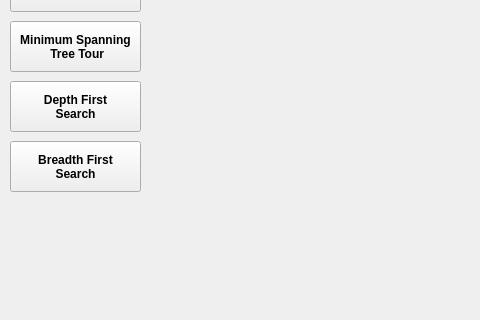
Old version of the form mainwindow.ui in the repository NonBlu/Project-2-CS1D-Team-B; both pictures show x 0 to 480 and y 119 to 439 of the 800 by 439 pixel window.
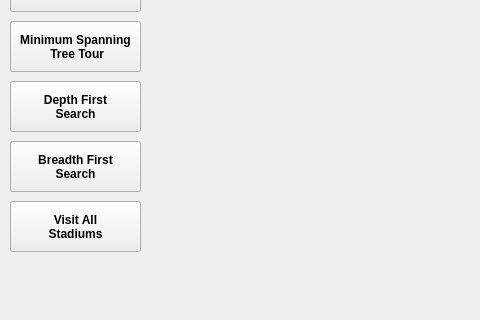
New version of the form.

Commit message: All stadium travel + dropdown changes + dynam table changes

What changed in the file:
```diff
--- a/mainwindow.ui
+++ b/mainwindow.ui
@@ -184,6 +184,25 @@
 Table</string>
     </property>
    </widget>
+   <widget class="QPushButton" name="visitAllButton">
+    <property name="geometry">
+     <rect>
+      <x>10</x>
+      <y>320</y>
+      <width>131</width>
+      <height>51</height>
+     </rect>
+    </property>
+    <property name="font">
+     <font>
+      <bold>true</bold>
+     </font>
+    </property>
+    <property name="text">
+     <string>Visit All
+Stadiums</string>
+    </property>
+   </widget>
   </widget>
   <widget class="QMenuBar" name="menubar">
    <property name="geometry">
```
The commit also changes 12 other files.
